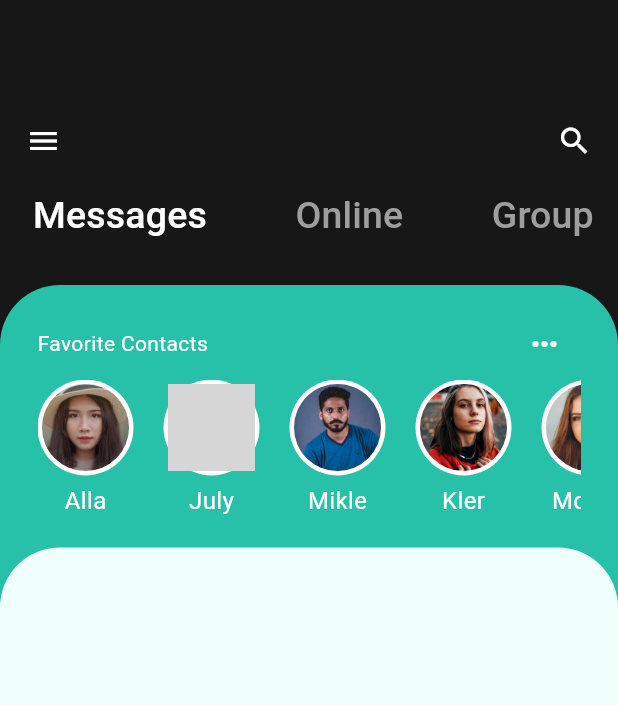
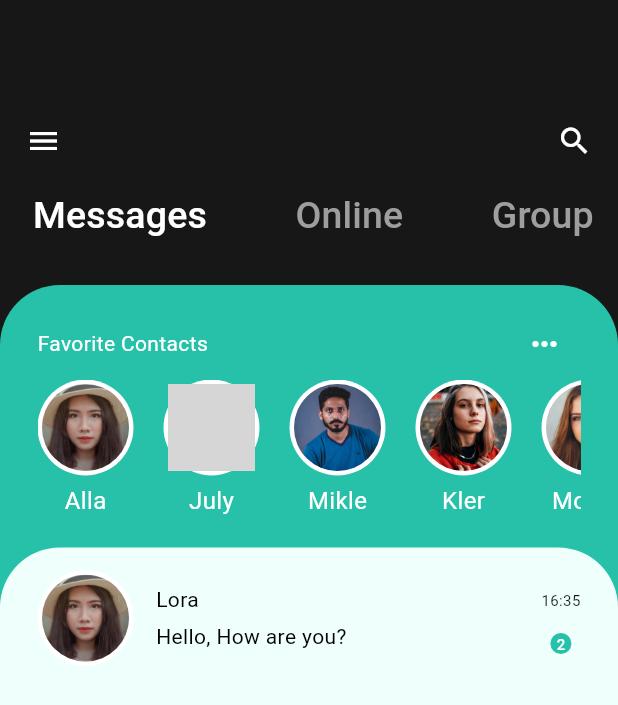
Before and after one commit to lukasvalentino971/Chatting-Apps, a Flutter app: the screen it shows after launch, on a phone screen of 412 x 824 dp. Shown: the top 705 px of the screen. Run offline on Flutter 3.47's test engine with Material 3 defaults, Android fonts, the phone set to English and light mode, and no system bars; grey boxes are pictures that could not be loaded.

Commit message:
feat: avatar, messaage, message count

```diff
--- a/chat_ui/lib/main.dart
+++ b/chat_ui/lib/main.dart
@@ -166,12 +166,74 @@ class MyHomePage extends StatelessWidget {
               right: 0,
               bottom: 0,
               child: Container(
-                decoration: BoxDecoration(
-                    borderRadius: BorderRadius.only(
-                        topLeft: Radius.circular(40),
-                        topRight: Radius.circular(40)),
-                    color: Color(0xFFEFFFFC)),
-              ))
+                  padding: const EdgeInsets.symmetric(vertical: 15),
+                  decoration: BoxDecoration(
+                      borderRadius: BorderRadius.only(
+                          topLeft: Radius.circular(40),
+                          topRight: Radius.circular(40)),
+                      color: Color(0xFFEFFFFC)),
+                  child: ListView(
+                    padding: EdgeInsets.only(left: 25),
+                    children: [
+                      Column(
+                        children: [
+                          Row(
+                            mainAxisAlignment: MainAxisAlignment.spaceBetween,
+                            children: const [
+                              Row(
+                                children: [
+                                  const UserAvatar(filename: 'img1.jpeg'),
+                                  SizedBox(
+                                    width: 15,
+                                  ),
+                                  Column(
+                                    crossAxisAlignment:
+                                        CrossAxisAlignment.start,
+                                    children: const [
+                                      Text(
+                                        'Lora',
+                                        style: TextStyle(color: Colors.black),
+                                      ),
+                                      SizedBox(
+                                        height: 5,
+                                      ),
+                                      Text(
+                                        'Hello, How are you?',
+                                        style: TextStyle(color: Colors.black),
+                                      )
+                                    ],
+                                  )
+                                ],
+                              ),
+                              Padding(
+                                padding: EdgeInsets.only(right: 25, top: 5),
+                                child: Column(
+                                  children: [
+                                    Text(
+                                      '16:35',
+                                      style: TextStyle(fontSize: 10),
+                                    ),
+                                    SizedBox(
+                                      height: 15,
+                                    ),
+                                    CircleAvatar(
+                                      radius: 7,
+                                      backgroundColor: Color(0xFF27c1a9),
+                                      child: Text(
+                                        '2',
+                                        style: TextStyle(
+                                            fontSize: 10, color: Colors.white),
+                                      ),
+                                    )
+                                  ],
+                                ),
+                              )
+                            ],
+                          ),
+                        ],
+                      )
+                    ],
+                  )))
         ],
       ),
     );
```
